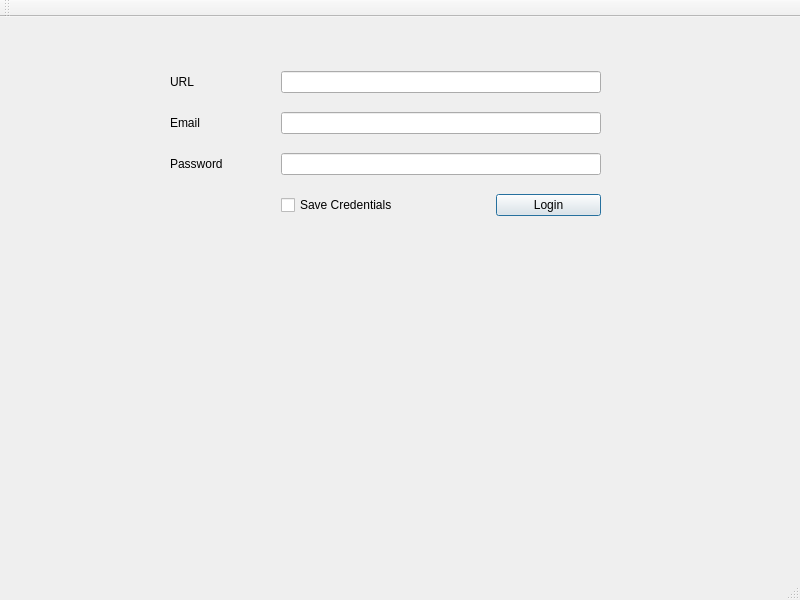
This is qtui/login.ui in paljsingh/impartus-downloader as Qt 5 draws it before an edit. The edited form follows.
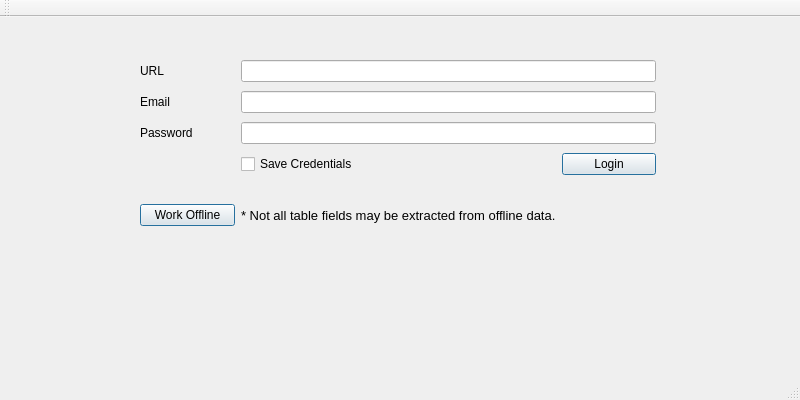
This is the edited form.

Commit message: skip login

Diff of the .ui file:
```diff
--- a/qtui/login.ui
+++ b/qtui/login.ui
@@ -7,7 +7,7 @@
     <x>0</x>
     <y>0</y>
     <width>800</width>
-    <height>600</height>
+    <height>400</height>
    </rect>
   </property>
   <property name="windowTitle">
@@ -17,13 +17,36 @@
    <widget class="QWidget" name="layoutWidget">
     <property name="geometry">
      <rect>
-      <x>170</x>
-      <y>41</y>
-      <width>431</width>
-      <height>171</height>
+      <x>140</x>
+      <y>40</y>
+      <width>516</width>
+      <height>175</height>
      </rect>
     </property>
-    <layout class="QGridLayout" name="gridLayout" columnstretch="1,2,1">
+    <layout class="QGridLayout" name="gridLayout" columnstretch="1,3,1">
+     <item row="2" column="1" colspan="2">
+      <widget class="QLineEdit" name="password_box">
+       <property name="echoMode">
+        <enum>QLineEdit::Password</enum>
+       </property>
+      </widget>
+     </item>
+     <item row="5" column="0">
+      <widget class="QPushButton" name="work_offline_button">
+       <property name="focusPolicy">
+        <enum>Qt::StrongFocus</enum>
+       </property>
+       <property name="text">
+        <string>Work Offline</string>
+       </property>
+       <property name="autoDefault">
+        <bool>true</bool>
+       </property>
+       <property name="default">
+        <bool>true</bool>
+       </property>
+      </widget>
+     </item>
      <item row="0" column="0">
       <widget class="QLabel" name="label">
        <property name="text">
@@ -31,9 +54,41 @@
        </property>
       </widget>
      </item>
+     <item row="3" column="2">
+      <widget class="QPushButton" name="login_button">
+       <property name="focusPolicy">
+        <enum>Qt::StrongFocus</enum>
+       </property>
+       <property name="text">
+        <string>Login</string>
+       </property>
+       <property name="autoDefault">
+        <bool>true</bool>
+       </property>
+       <property name="default">
+        <bool>true</bool>
+       </property>
+      </widget>
+     </item>
      <item row="0" column="1" colspan="2">
       <widget class="QLineEdit" name="url_box"/>
      </item>
+     <item row="3" column="1">
+      <widget class="QCheckBox" name="save_credentials_checkbox">
+       <property name="focusPolicy">
+        <enum>Qt::StrongFocus</enum>
+       </property>
+       <property name="layoutDirection">
+        <enum>Qt::LeftToRight</enum>
+       </property>
+       <property name="autoFillBackground">
+        <bool>false</bool>
+       </property>
+       <property name="text">
+        <string>Save Credentials</string>
+       </property>
+      </widget>
+     </item>
      <item row="1" column="0">
       <widget class="QLabel" name="label_2">
        <property name="text">
@@ -51,42 +106,54 @@
        </property>
       </widget>
      </item>
-     <item row="2" column="1" colspan="2">
-      <widget class="QLineEdit" name="password_box">
-       <property name="echoMode">
-        <enum>QLineEdit::Password</enum>
+     <item row="4" column="0">
+      <spacer name="horizontalSpacer">
+       <property name="orientation">
+        <enum>Qt::Horizontal</enum>
        </property>
-      </widget>
+       <property name="sizeHint" stdset="0">
+        <size>
+         <width>40</width>
+         <height>20</height>
+        </size>
+       </property>
+      </spacer>
      </item>
-     <item row="3" column="1">
-      <widget class="QCheckBox" name="save_credentials_checkbox">
-       <property name="focusPolicy">
-        <enum>Qt::StrongFocus</enum>
+     <item row="4" column="1">
+      <spacer name="horizontalSpacer_2">
+       <property name="orientation">
+        <enum>Qt::Horizontal</enum>
        </property>
-       <property name="layoutDirection">
-        <enum>Qt::LeftToRight</enum>
+       <property name="sizeHint" stdset="0">
+        <size>
+         <width>40</width>
+         <height>20</height>
+        </size>
        </property>
-       <property name="autoFillBackground">
-        <bool>false</bool>
+      </spacer>
+     </item>
+     <item row="4" column="2">
+      <spacer name="horizontalSpacer_3">
+       <property name="orientation">
+        <enum>Qt::Horizontal</enum>
        </property>
-       <property name="text">
-        <string>Save Credentials</string>
+       <property name="sizeHint" stdset="0">
+        <size>
+         <width>40</width>
+         <height>20</height>
+        </size>
        </property>
-      </widget>
+      </spacer>
      </item>
-     <item row="3" column="2">
-      <widget class="QPushButton" name="login_button">
-       <property name="focusPolicy">
-        <enum>Qt::StrongFocus</enum>
+     <item row="5" column="1">
+      <widget class="QLabel" name="label_4">
+       <property name="font">
+        <font>
+         <pointsize>10</pointsize>
+        </font>
        </property>
        <property name="text">
-        <string>Login</string>
-       </property>
-       <property name="autoDefault">
-        <bool>true</bool>
-       </property>
-       <property name="default">
-        <bool>true</bool>
+        <string>* Not all table fields may be extracted from offline data.</string>
        </property>
       </widget>
      </item>
```
The commit also changes 1 other file.
